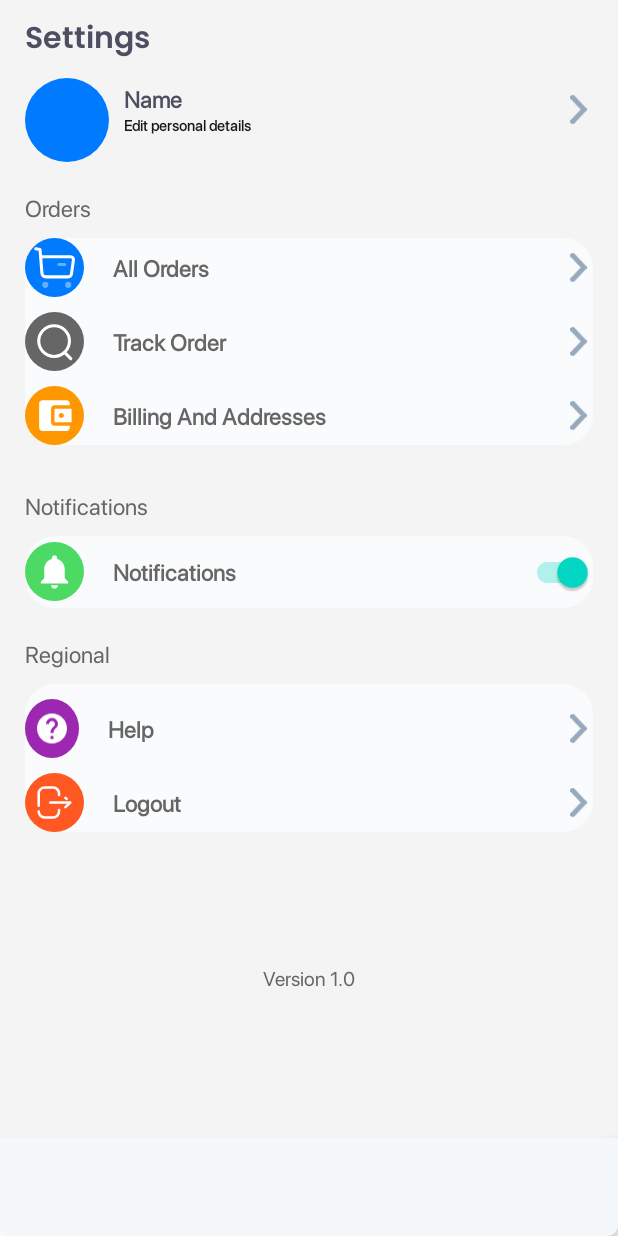
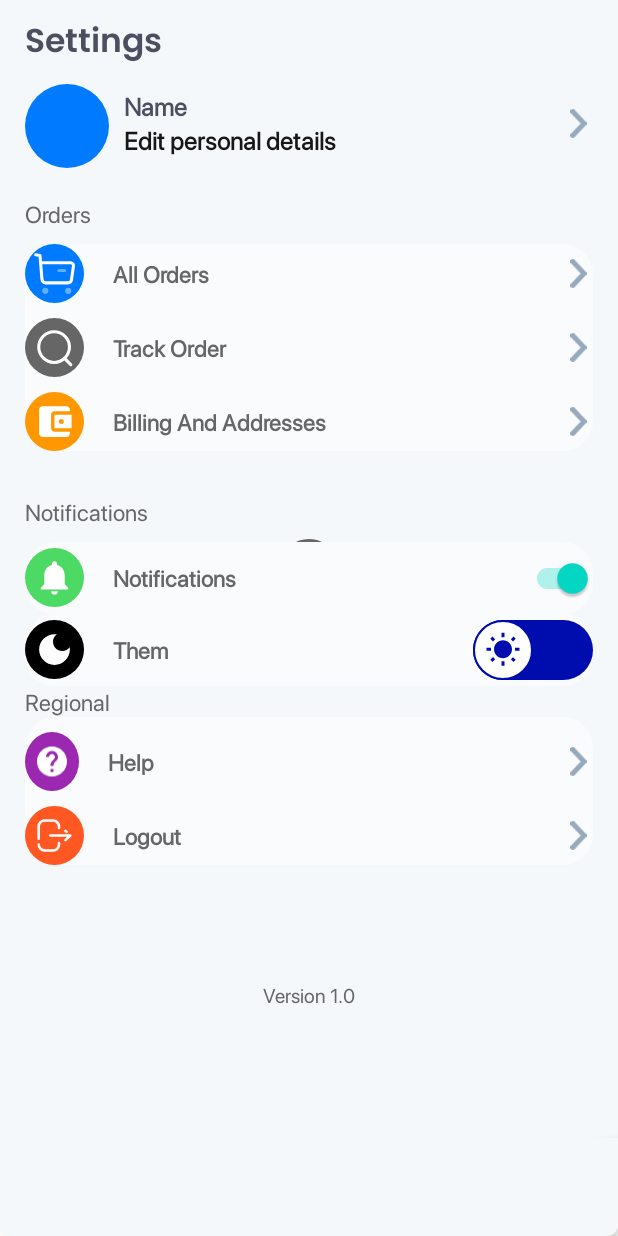
Before and after one commit to h-h-103/EcommerceApp, an Android app: the ProfileFragment screen opened through its navigation route, on a phone screen of 412 x 824 dp. Run offline under Robolectric (Android 15) with nearby library versions, the phone set to English and light mode, and no system bars; our stand-ins replace CircleImageView, Dagger/Hilt's generated code, Firebase (no records; nobody signed in at launch, a user with empty details on screens opened directly), navigation-ui, sdp/ssp sizes; libraries missing offline, so code that uses them is left out: pub.devrel.easypermissions.

Commit message:
#Dark Mode in profile to test

```diff
--- a/app/src/main/java/com/example/e_commerceapp/ui/fragmentsShopping/ProfileFragment.kt
+++ b/app/src/main/java/com/example/e_commerceapp/ui/fragmentsShopping/ProfileFragment.kt
@@ -2,7 +2,9 @@ package com.example.e_commerceapp.ui.fragmentsShopping
 
 import android.Manifest
 import android.annotation.SuppressLint
+import android.content.Context
 import android.content.Intent
+import android.content.SharedPreferences
 import android.os.Build
 import android.os.Bundle
 import android.util.Log
@@ -11,6 +13,7 @@ import android.view.LayoutInflater
 import android.view.View
 import android.view.ViewGroup
 import androidx.annotation.RequiresApi
+import androidx.appcompat.app.AppCompatDelegate
 import androidx.fragment.app.viewModels
 import androidx.lifecycle.lifecycleScope
 import androidx.navigation.fragment.findNavController
@@ -34,6 +37,9 @@ class ProfileFragment : Fragment(), EasyPermissions.PermissionCallbacks {
     private val binding by lazy { FragmentProfileBinding.inflate(layoutInflater) }
     private val viewModel: ProfileViewModel by viewModels()
     private val requestPermissionsCode = 1
+    private lateinit var sharedPreferences: SharedPreferences
+    private lateinit var editor: SharedPreferences.Editor
+    private var nightMode: Boolean = false
 
     override fun onCreateView(
         inflater: LayoutInflater, container: ViewGroup?,
@@ -43,6 +49,26 @@ class ProfileFragment : Fragment(), EasyPermissions.PermissionCallbacks {
     @SuppressLint("SetTextI18n")
     override fun onViewCreated(view: View, savedInstanceState: Bundle?) {
         super.onViewCreated(view, savedInstanceState)
+
+        sharedPreferences = requireContext().getSharedPreferences("MODE", Context.MODE_PRIVATE)
+        nightMode = sharedPreferences.getBoolean("nightMode", false)
+        if (nightMode) {
+            binding.switchNotification.isChecked = true
+            AppCompatDelegate.setDefaultNightMode(AppCompatDelegate.MODE_NIGHT_YES)
+        }
+
+        binding.switchDark.setOnClickListener {
+            if (nightMode) {
+                AppCompatDelegate.setDefaultNightMode(AppCompatDelegate.MODE_NIGHT_NO)
+                editor = sharedPreferences.edit()
+                editor.putBoolean("nightMode", false)
+            } else {
+                AppCompatDelegate.setDefaultNightMode(AppCompatDelegate.MODE_NIGHT_YES)
+                editor = sharedPreferences.edit()
+                editor.putBoolean("nightMode", true)
+            }
+            editor.apply()
+        }
 
         // Profile Fragment
         binding.constraintProfile.setOnClickListener {
--- /dev/null
+++ b/app/src/main/res/drawable/ic_dark.xml
@@ -0,0 +1,3 @@
+<vector xmlns:android="http://schemas.android.com/apk/res/android" android:height="24dp" android:tint="#000000" android:viewportHeight="24" android:viewportWidth="24" android:width="24dp">
+    <path android:fillColor="@android:color/white" android:pathData="M12,3c-4.97,0 -9,4.03 -9,9s4.03,9 9,9s9,-4.03 9,-9c0,-0.46 -0.04,-0.92 -0.1,-1.36c-0.98,1.37 -2.58,2.26 -4.4,2.26c-2.98,0 -5.4,-2.42 -5.4,-5.4c0,-1.81 0.89,-3.42 2.26,-4.4C12.92,3.04 12.46,3 12,3L12,3z"/>
+</vector>
--- /dev/null
+++ b/app/src/main/res/drawable/ic_sunny.xml
@@ -0,0 +1,3 @@
+<vector xmlns:android="http://schemas.android.com/apk/res/android" android:height="24dp" android:tint="@color/g_blue" android:viewportHeight="24" android:viewportWidth="24" android:width="24dp">
+    <path android:fillColor="@color/black" android:pathData="M6.76,4.84l-1.8,-1.79 -1.41,1.41 1.79,1.79 1.42,-1.41zM4,10.5L1,10.5v2h3v-2zM13,0.55h-2L11,3.5h2L13,0.55zM20.45,4.46l-1.41,-1.41 -1.79,1.79 1.41,1.41 1.79,-1.79zM17.24,18.16l1.79,1.8 1.41,-1.41 -1.8,-1.79 -1.4,1.4zM20,10.5v2h3v-2h-3zM12,5.5c-3.31,0 -6,2.69 -6,6s2.69,6 6,6 6,-2.69 6,-6 -2.69,-6 -6,-6zM11,22.45h2L13,19.5h-2v2.95zM3.55,18.54l1.41,1.41 1.79,-1.8 -1.41,-1.41 -1.79,1.8z"/>
+</vector>
--- /dev/null
+++ b/app/src/main/res/drawable/thumb.xml
@@ -0,0 +1,12 @@
+<?xml version="1.0" encoding="utf-8"?>
+<selector xmlns:android="http://schemas.android.com/apk/res/android">
+
+    <item
+        android:state_checked="true"
+        android:drawable="@drawable/thumb_true"/>
+
+    <item
+        android:state_checked="false"
+        android:drawable="@drawable/thumb_false"/>
+
+</selector>
--- /dev/null
+++ b/app/src/main/res/drawable/thumb_false.xml
@@ -0,0 +1,20 @@
+<?xml version="1.0" encoding="utf-8"?>
+<layer-list xmlns:android="http://schemas.android.com/apk/res/android">
+
+    <item>
+        <shape android:shape="oval">
+            <solid android:color="@color/white"/>
+            <size android:height="8dp" android:width="8dp"/>
+            <stroke android:width="1dp" android:color="@color/g_blue"/>
+
+        </shape>
+    </item>
+
+    <item
+        android:drawable="@drawable/ic_sunny"
+        android:top="8dp"
+        android:right="8dp"
+        android:left="8dp"
+        android:bottom="8dp"/>
+
+</layer-list>
--- /dev/null
+++ b/app/src/main/res/drawable/thumb_true.xml
@@ -0,0 +1,20 @@
+<?xml version="1.0" encoding="utf-8"?>
+<layer-list xmlns:android="http://schemas.android.com/apk/res/android">
+
+    <item>
+        <shape android:shape="oval">
+            <solid android:color="@color/white"/>
+            <size android:height="8dp" android:width="8dp"/>
+            <stroke android:width="1dp" android:color="@color/g_black"/>
+
+        </shape>
+    </item>
+
+    <item
+        android:drawable="@drawable/ic_dark"
+        android:top="8dp"
+        android:right="8dp"
+        android:left="8dp"
+        android:bottom="8dp"/>
+
+</layer-list>
--- /dev/null
+++ b/app/src/main/res/drawable/track.xml
@@ -0,0 +1,24 @@
+<?xml version="1.0" encoding="utf-8"?>
+<selector xmlns:android="http://schemas.android.com/apk/res/android">
+
+    <item android:state_checked="true">
+        <shape android:shape="rectangle">
+
+            <solid android:color="@color/g_white"/>
+            <size android:height="8dp"/>
+            <corners android:radius="100dp"/>
+
+        </shape>
+    </item>
+
+    <item android:state_checked="false">
+        <shape android:shape="rectangle">
+
+            <solid android:color="@color/g_blue"/>
+            <size android:height="8dp"/>
+            <corners android:radius="100dp"/>
+
+        </shape>
+    </item>
+
+</selector>
--- a/app/src/main/res/layout/fragment_profile.xml
+++ b/app/src/main/res/layout/fragment_profile.xml
@@ -11,7 +11,8 @@
 
     <androidx.constraintlayout.widget.ConstraintLayout
         android:layout_width="match_parent"
-        android:layout_height="match_parent">
+        android:layout_height="match_parent"
+        style="@style/screenBackground">
 
         <ProgressBar
             android:id="@+id/progressbar_settings"
@@ -31,10 +32,14 @@
 
             <TextView
                 android:id="@+id/tv_settings"
-                style="@style/BigTextViewThin"
+                style="@style/textColor"
                 android:layout_width="wrap_content"
                 android:layout_height="wrap_content"
                 android:layout_marginTop="10dp"
+                android:textSize="@dimen/_17ssp"
+                android:textColor="#4b4f60"
+                android:textStyle="bold"
+                android:fontFamily="@font/poppins_thin"
                 android:text="@string/g_settings"
                 app:layout_constraintStart_toStartOf="@id/guideline1"
                 app:layout_constraintTop_toTopOf="parent" />
@@ -46,6 +51,7 @@
                 app:layout_constraintStart_toStartOf="@id/guideline1"
                 app:layout_constraintEnd_toEndOf="@id/guideline2"
                 android:layout_marginTop="8dp"
+                style="@style/cardBackground"
                 app:layout_constraintTop_toBottomOf="@+id/tv_settings">
 
                 <de.hdodenhof.circleimageview.CircleImageView
@@ -57,8 +63,12 @@
                     app:layout_constraintTop_toTopOf="parent" />
 
                 <TextView
+                    style="@style/textColor"
                     android:id="@+id/tv_user_name"
-                    style="@style/MediumTextViewThin"
+                    android:textColor="#4b4f60"
+                    android:textSize="@dimen/_13ssp"
+                    android:fontFamily="@font/sf_pro_display"
+                    android:textStyle="bold"
                     android:layout_width="wrap_content"
                     android:layout_height="wrap_content"
                     android:layout_marginStart="10dp"
@@ -68,8 +78,11 @@
                     app:layout_constraintTop_toTopOf="@+id/img_user" />
 
                 <TextView
+                    style="@style/textColor"
                     android:id="@+id/tv_edit_personal_details"
-                    style="@style/SmallTextViewThin"
+                    android:textSize="@dimen/_13ssp"
+                    android:fontFamily="@font/sf_pro_display"
+                    android:textStyle="bold"
                     android:layout_width="wrap_content"
                     android:layout_height="wrap_content"
                     android:text="@string/g_edit_personal_details"
@@ -291,35 +304,83 @@
                 </LinearLayout>
             </LinearLayout>
 
+            <LinearLayout
+                android:id="@+id/linear_dark"
+                android:layout_width="0dp"
+                android:layout_height="wrap_content"
+                android:background="@drawable/search_box_background"
+                android:orientation="vertical"
+                app:layout_constraintEnd_toEndOf="@id/guideline2"
+                app:layout_constraintStart_toStartOf="@id/guideline1"
+                app:layout_constraintTop_toBottomOf="@+id/linear_notifications">
+
+                <LinearLayout
+                    android:layout_width="match_parent"
+                    android:layout_height="wrap_content"
+                    android:orientation="horizontal"
+                    tools:ignore="UselessParent">
+
+                    <ImageView
+                        android:layout_width="@dimen/_30sdp"
+                        android:layout_height="@dimen/_30sdp"
+                        android:layout_gravity="center_vertical"
+                        android:background="@drawable/settings_items_background"
+                        android:backgroundTint="#000000"
+                        android:src="@drawable/ic_dark"
+                        app:tint="@color/white"
+                        tools:ignore="ContentDescription" />
+
+                    <TextView
+                        android:id="@+id/tv_dark"
+                        style="@style/MediumTextViewThin"
+                        android:layout_width="0dp"
+                        android:layout_height="wrap_content"
+                        android:layout_gravity="center_vertical"
+                        android:layout_marginStart="@dimen/_15sdp"
+                        android:layout_weight="1"
+                        android:text="Them"
+                        android:textColor="@color/g_hint"
+                        android:textStyle="bold" />
+
+                    <androidx.appcompat.widget.SwitchCompat
+                        android:id="@+id/switch_dark"
+                        android:layout_width="wrap_content"
+                        android:layout_height="wrap_content"
+                        android:layout_gravity="center_vertical"
+                        android:buttonTint="#4cd964"
+                        android:thumb="@drawable/thumb"
+                        app:track="@drawable/track"/>
+
+                </LinearLayout>
+            </LinearLayout>
+
             <TextView
                 android:id="@+id/tv_regional"
                 style="@style/MediumTextViewThin"
+                android:layout_width="wrap_content"
+                android:layout_height="wrap_content"
+                android:text="@string/g_regional"
                 android:textColor="@color/g_hint"
                 android:textStyle="normal"
-                android:layout_width="wrap_content"
-                android:layout_height="wrap_content"
-                android:layout_marginTop="20dp"
-                android:text="@string/g_regional"
                 app:layout_constraintStart_toStartOf="@id/guideline1"
-                app:layout_constraintTop_toBottomOf="@id/linear_notifications" />
+                app:layout_constraintTop_toBottomOf="@+id/linear_dark" />
 
             <LinearLayout
-                android:background="@drawable/search_box_background"
                 android:id="@+id/linear_regional"
                 android:layout_width="0dp"
                 android:layout_height="wrap_content"
+                android:background="@drawable/search_box_background"
+                android:orientation="vertical"
+                app:layout_constraintEnd_toEndOf="@id/guideline2"
                 app:layout_constraintStart_toStartOf="@id/guideline1"
-                app:layout_constraintEnd_toEndOf="@id/guideline2"
-                app:layout_constraintTop_toBottomOf="@id/tv_regional"
-                android:orientation="vertical"
-                android:layout_marginTop="10dp">
+                app:layout_constraintTop_toBottomOf="@+id/tv_regional">
 
                 <LinearLayout
                     android:id="@+id/linear_help"
                     android:layout_width="match_parent"
                     android:layout_height="wrap_content"
-                    android:orientation="horizontal"
-                    android:layout_marginTop="10dp">
+                    android:layout_marginTop="10dp"
+                    android:orientation="horizontal">
 
                     <ImageView
                         android:layout_width="wrap_content"
@@ -336,19 +397,19 @@
                         style="@style/MediumTextViewThin"
                         android:layout_width="0dp"
                         android:layout_height="wrap_content"
+                        android:layout_gravity="center_vertical"
+                        android:layout_marginStart="@dimen/_15sdp"
                         android:layout_weight="1"
                         android:text="@string/help"
                         android:textColor="@color/g_hint"
-                        android:textStyle="bold"
-                        android:layout_marginStart="@dimen/_15sdp"
-                        android:layout_gravity="center_vertical"/>
+                        android:textStyle="bold" />
 
                     <ImageView
                         android:layout_width="@dimen/_15sdp"
                         android:layout_height="@dimen/_15sdp"
+                        android:layout_gravity="center_vertical"
                         android:src="@drawable/ic_arrow"
                         app:tint="@color/g_icon_tint"
-                        android:layout_gravity="center_vertical"
                         tools:ignore="ContentDescription" />
 
                 </LinearLayout>
@@ -357,16 +418,16 @@
                     android:id="@+id/linear_out"
                     android:layout_width="match_parent"
                     android:layout_height="wrap_content"
-                    android:orientation="horizontal"
-                    android:layout_marginTop="10dp">
+                    android:layout_marginTop="10dp"
+                    android:orientation="horizontal">
 
                     <ImageView
                         android:layout_width="@dimen/_30sdp"
                         android:layout_height="@dimen/_30sdp"
-                        android:src="@drawable/ic_logout"
                         android:layout_gravity="center_vertical"
                         android:background="@drawable/settings_items_background"
                         android:backgroundTint="#ff5823"
+                        android:src="@drawable/ic_logout"
                         app:tint="@color/white"
                         tools:ignore="ContentDescription" />
 
@@ -385,9 +446,9 @@
                     <ImageView
                         android:layout_width="@dimen/_15sdp"
                         android:layout_height="@dimen/_15sdp"
+                        android:layout_gravity="center_vertical"
                         android:src="@drawable/ic_arrow"
                         app:tint="@color/g_icon_tint"
-                        android:layout_gravity="center_vertical"
                         tools:ignore="ContentDescription" />
 
                 </LinearLayout>
--- a/app/src/main/res/values-night/themes.xml
+++ b/app/src/main/res/values-night/themes.xml
@@ -1,7 +1,23 @@
 <resources xmlns:tools="http://schemas.android.com/tools">
     <!-- Base application theme. -->
-    <style name="Base.Theme.EcommerceApp" parent="Theme.Material3.DayNight.NoActionBar">
+    <style name="Base.Theme.EcommerceApp" parent="Theme.MaterialComponents.DayNight.NoActionBar">
         <!-- Customize your dark theme here. -->
-        <!-- <item name="colorPrimary">@color/my_dark_primary</item> -->
+        <item name="colorPrimary">@color/white</item>
+        <item name="colorPrimaryVariant">@color/white</item>
     </style>
+
+    <style name="Theme.EcommerceApp" parent="Base.Theme.EcommerceApp" />
+
+    <style name="screenBackground">
+        <item name="android:background">@color/g_black</item>
+    </style>
+
+    <style name="cardBackground">
+        <item name="android:background">@color/g_black</item>
+    </style>
+
+    <style name="textColor">
+        <item name="android:textColor">@color/white</item>
+    </style>
+
 </resources>
--- a/app/src/main/res/values/themes.xml
+++ b/app/src/main/res/values/themes.xml
@@ -2,8 +2,22 @@
     <!-- Base application theme. -->
     <style name="Base.Theme.EcommerceApp" parent="Theme.MaterialComponents.Light.NoActionBar">
         <!-- Customize your light theme here. -->
-        <!-- <item name="colorPrimary">@color/my_light_primary</item> -->
+        <item name="colorPrimary">@color/g_black</item>
+        <item name="colorPrimaryVariant">@color/g_black</item>
     </style>
 
     <style name="Theme.EcommerceApp" parent="Base.Theme.EcommerceApp" />
+
+    <style name="screenBackground">
+        <item name="android:background">@color/g_white</item>
+    </style>
+
+    <style name="cardBackground">
+        <item name="android:background">@color/g_white</item>
+    </style>
+
+    <style name="textColor">
+        <item name="android:textColor">@color/g_black</item>
+    </style>
+
 </resources>
```
